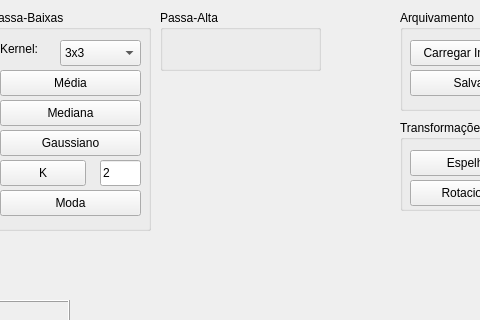
Above: mainwindow.ui from broken-usb/pdi-qt before the change; both pictures show x 190 to 670 and y 0 to 320 of the 1000 by 600 pixel window. Below: the same form after it.
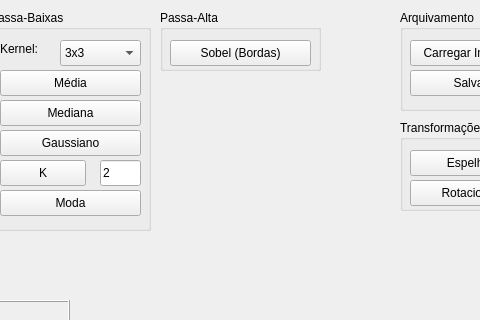
That is the form after the change.

Commit message: Adição do Filtro de Sobel

```diff
--- a/mainwindow.ui
+++ b/mainwindow.ui
@@ -307,6 +307,25 @@
     <property name="title">
      <string>Passa-Alta</string>
     </property>
+    <widget class="QPushButton" name="btnSobel">
+     <property name="geometry">
+      <rect>
+       <x>10</x>
+       <y>30</y>
+       <width>141</width>
+       <height>26</height>
+      </rect>
+     </property>
+     <property name="cursor">
+      <cursorShape>PointingHandCursor</cursorShape>
+     </property>
+     <property name="toolTip">
+      <string>&lt;html&gt;&lt;head/&gt;&lt;body&gt;&lt;p&gt;Detecta e destaca os contornos da imagem usando o Operador de Sobel (Cálculo de gradientes X e Y).&lt;/p&gt;&lt;/body&gt;&lt;/html&gt;</string>
+     </property>
+     <property name="text">
+      <string>Sobel (Bordas)</string>
+     </property>
+    </widget>
    </widget>
    <widget class="QGroupBox" name="grpBoxTransformacoes">
     <property name="geometry">
```
The commit also changes 2 other files.
